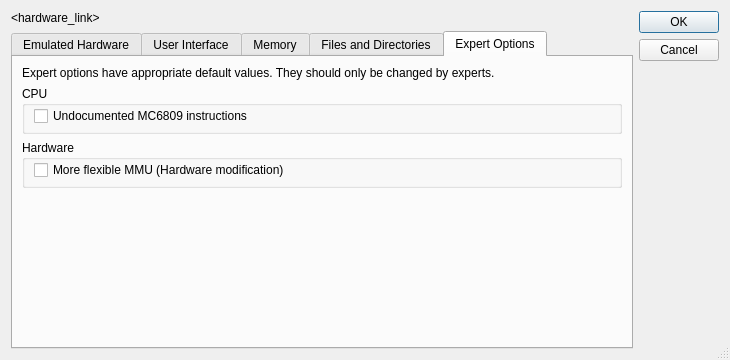
Old version of the form src/fsetup.ui in the repository aladur/flexemu.
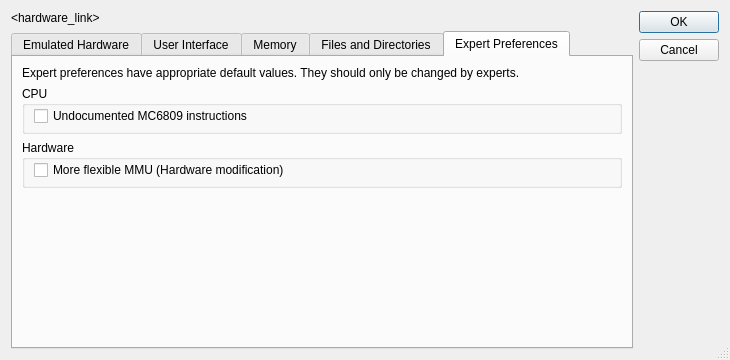
New version of the form. The open tabs and pages were chosen to show the change. Icons and pictures are not drawn.

What changed in the file:
```diff
--- a/src/fsetup.ui
+++ b/src/fsetup.ui
@@ -743,13 +743,13 @@
        </widget>
        <widget class="QWidget" name="t_ExpertOptions">
         <attribute name="title">
-         <string>Expert Options</string>
+         <string>Expert Preferences</string>
         </attribute>
         <layout class="QVBoxLayout" name="verticalLayout_5">
          <item>
           <widget class="QLabel" name="l_expert">
            <property name="text">
-            <string>Expert options have appropriate default values. They should only be changed by experts.</string>
+            <string>Expert preferences have appropriate default values. They should only be changed by experts.</string>
            </property>
            <property name="wordWrap">
             <bool>true</bool>
```
Left out of the diff: 2 changed lines with no effect on the pictures.
